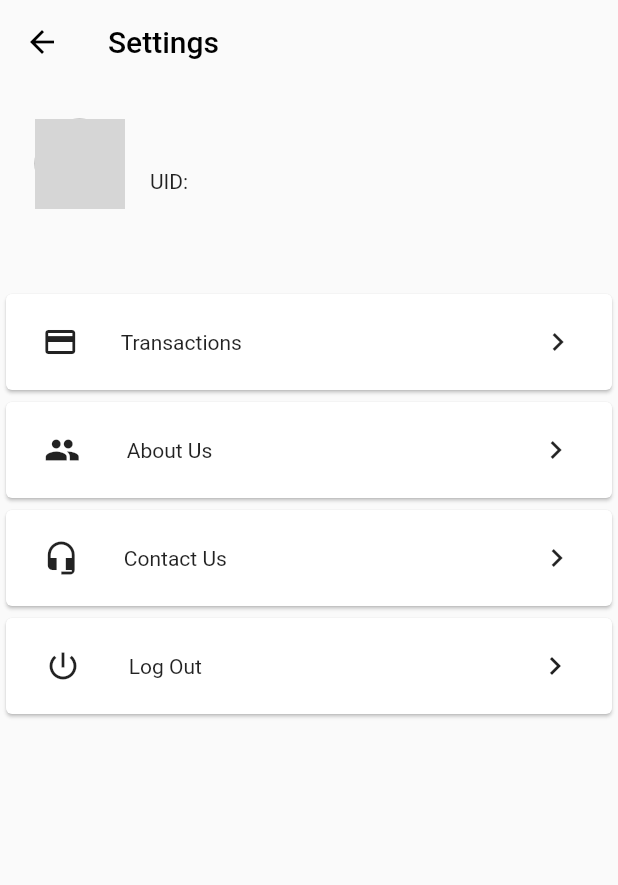
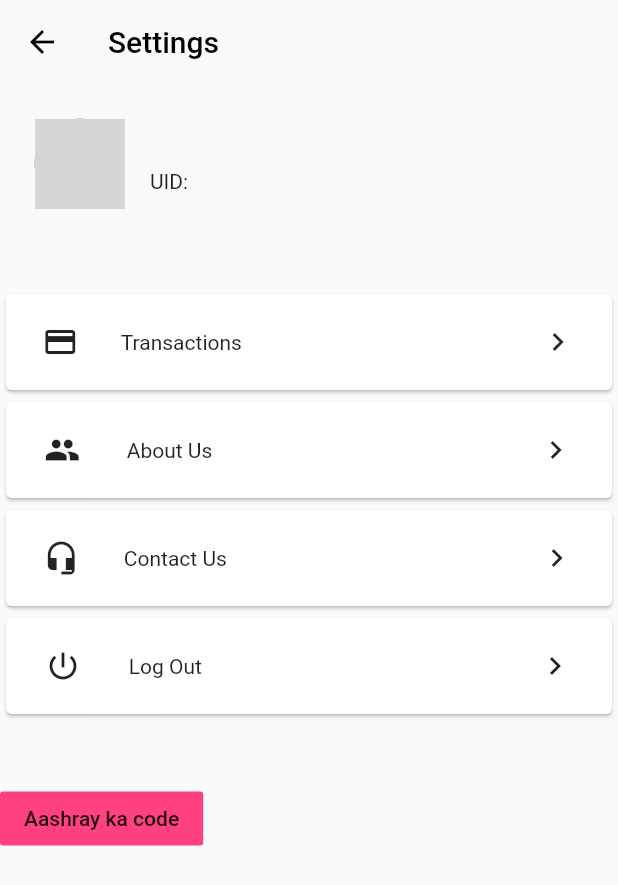
Before and after one commit to Harsh-Sanklecha/Public-Transport-Management-System-IBM-Hack-2020, a Flutter app: the screen it shows once a user with an empty profile is signed in, after a tap on the "settings" icon, on a phone screen of 412 x 824 dp. Shown: the top 885 px of the screen. Run offline on Flutter 3.47's test engine with Material 2 defaults, Android fonts, the phone set to English and light mode, and no system bars; our stand-ins replace cloud_firestore, firebase_auth, flutter_spinkit, google_sign_in, hexcolor; accounts and stored records are empty; network calls fail; project files that could hold a hidden picture were left out; grey boxes are pictures that could not be loaded.

Commit message:
initial check commit

```diff
--- a/lib/main.dart
+++ b/lib/main.dart
@@ -4,6 +4,7 @@ import 'package:flutterapp/screens/authentication/authentication.dart';
 import 'package:flutterapp/screens/authentication/logic.dart';
 import 'package:flutterapp/screens/authentication/login.dart';
 import 'package:flutterapp/screens/authentication/signup.dart';
+import 'package:flutterapp/screens/home/bluetooth.dart';
 import 'package:flutterapp/screens/home/busview.dart';
 import 'package:flutterapp/screens/home/scheduledetail.dart';
 import 'package:flutterapp/screens/home/seatselect.dart';
@@ -32,6 +33,7 @@ class MyApp extends StatelessWidget {
           '/busview': (context) => BusView(), // to be removed later
           '/schedule': (context) => Scheduledetail(),
           '/seatselect': (context) => SeatSelect(),
+          '/bluetooth': (context) => Bluetooth(),
         },
       ),
     );
--- a/lib/screens/authentication/authentication.dart
+++ b/lib/screens/authentication/authentication.dart
@@ -20,7 +20,7 @@ class _AuthenticateState extends State<Authenticate> {
       body: Center(
         child: Column(
           children: <Widget>[
-            SizedBox(height: 100.0),
+            // SizedBox(height: 100.0),
 
             // Head Logo
             Transform.scale(
--- a/lib/screens/home/seatselect.dart
+++ b/lib/screens/home/seatselect.dart
@@ -4,6 +4,7 @@ class SeatSelect extends StatelessWidget {
   @override
   Widget build(BuildContext context) {
     return Scaffold(
+      //Code Here
       body: Center(child: Text("TODO --> SEAT SELECTION MODEL"))
     );
   }
--- a/lib/screens/home/settings.dart
+++ b/lib/screens/home/settings.dart
@@ -91,9 +91,9 @@ class _SettingsState extends State<Settings> {
           ),
           SizedBox(height: 30.0),
           Container(
-            height: MediaQuery.of(context).size.height-500,
+            height: MediaQuery.of(context).size.height * .40,
             child: ListView(
-              physics:  NeverScrollableScrollPhysics(), // List to be non-scrollable
+              // physics:  NeverScrollableScrollPhysics(), // List to be non-scrollable
               children: <Widget>[
                 Card(
                   child: InkWell(
@@ -210,6 +210,11 @@ class _SettingsState extends State<Settings> {
               ],
             ),
           ),
+          FlatButton(
+            color: Colors.pinkAccent,
+            onPressed: (){
+              Navigator.pushNamed(context, '/bluetooth');
+          }, child: Text("Aashray ka code"))
         ],
       ),
     );
```
Also changed, not shown: lib/screens/home/bluetooth.dart (added, +10 -0 lines).
